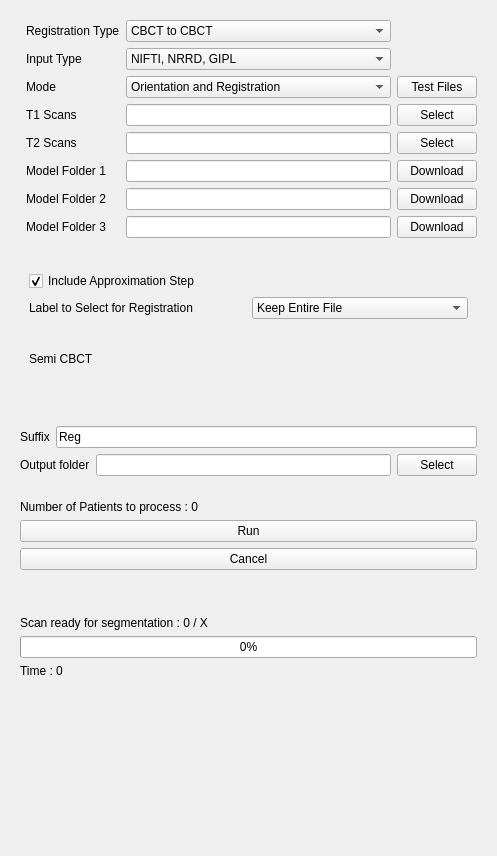
Qt form AREG/Resources/UI/AREG.ui (DCBIA-OrthoLab/SlicerAutomatedDentalTools) before a commit.
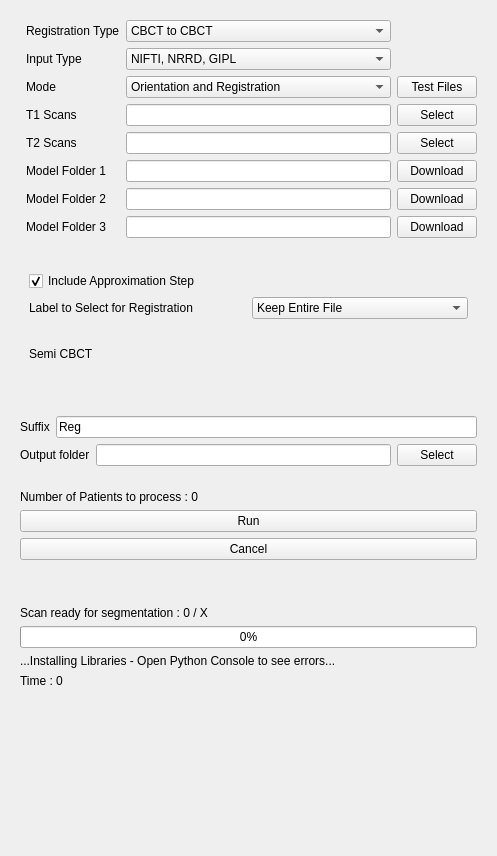
The same form after that commit. Custom widgets are drawn as their Qt base class.

Commit message: BUG/STYLE:  Resolve Windows and iOS installation issues; ensure installation status is indicated

```diff
--- a/AREG/Resources/UI/AREG.ui
+++ b/AREG/Resources/UI/AREG.ui
@@ -512,6 +512,13 @@
           </property>
          </widget>
         </item>
+        <item>
+         <widget class="QLabel" name="label_LibsInstallation">
+          <property name="text">
+           <string>...Installing Libraries - Open Python Console to see errors...</string>
+          </property>
+         </widget>
+        </item>
         <item>
          <widget class="QLabel" name="LabelTimer">
           <property name="cursor">
```
The commit also changes 1 other file.
